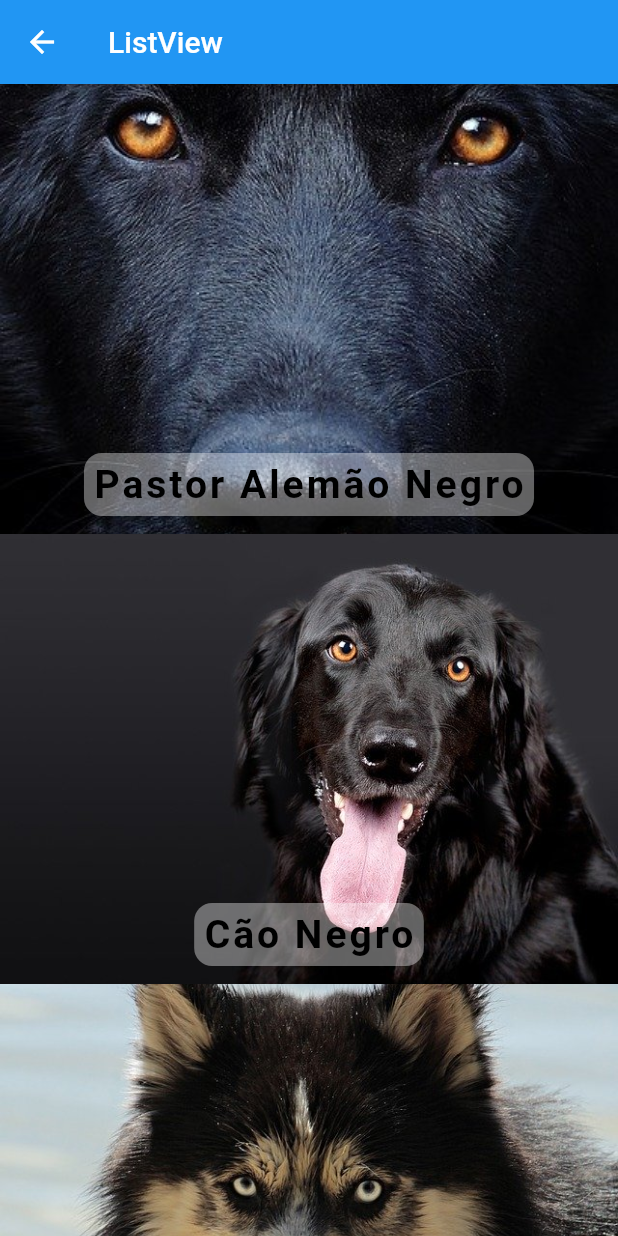
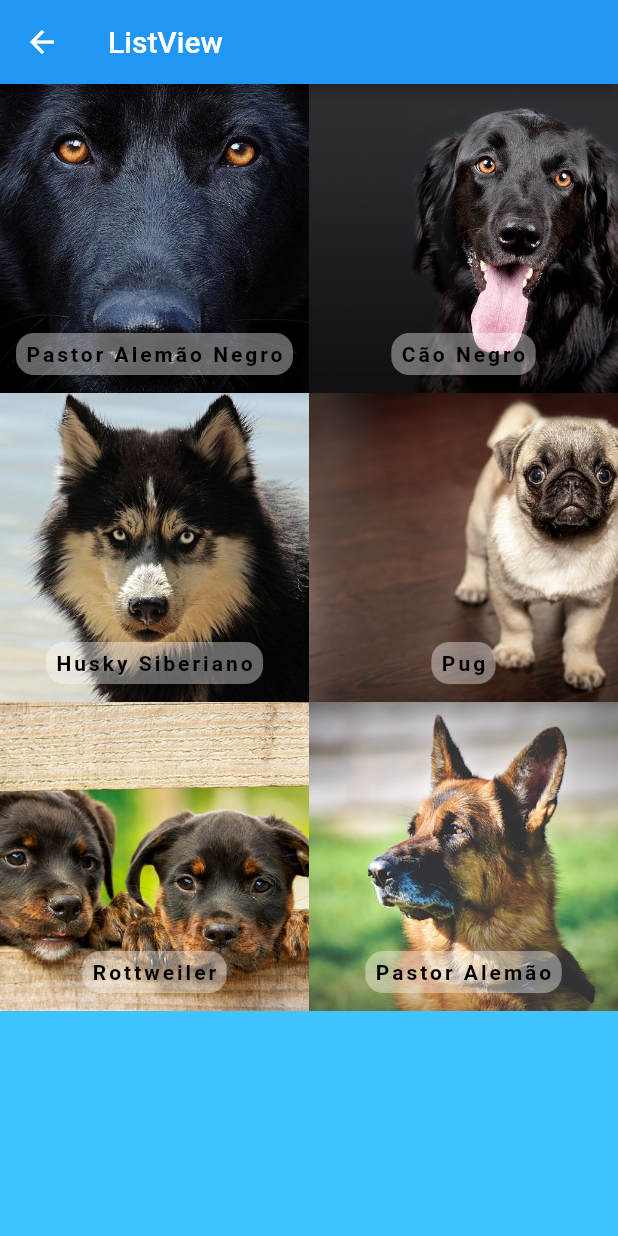
Before and after one commit to Ancora/flutterEssencialBasicWidgets, a Flutter app: the HelloListView screen opened directly, on a phone screen of 412 x 824 dp. Run offline on Flutter 3.47's test engine with Material 2 defaults, Android fonts, the phone set to English and light mode, and no system bars.

Commit message:
061-MaterialApp/Widgets GridView.

```diff
--- a/lib/pages/hello_listview.dart
+++ b/lib/pages/hello_listview.dart
@@ -30,9 +30,11 @@ class HelloListView extends StatelessWidget {
 
     return Container(
       color: Colors.lightBlueAccent,
-      child: ListView.builder(
+      child: GridView.builder(
+        gridDelegate:
+            SliverGridDelegateWithFixedCrossAxisCount(crossAxisCount: 2),
         itemCount: dogs.length,
-        itemExtent: 300,
+        //itemExtent: 300,
         itemBuilder: (context, index) {
           Dog dog = dogs[index];
           return Stack(
@@ -51,7 +53,7 @@ class HelloListView extends StatelessWidget {
                   child: Text(
                     dog.nome,
                     style: TextStyle(
-                      fontSize: 26,
+                      fontSize: 14,
                       fontWeight: FontWeight.bold,
                       letterSpacing: 2,
                       color: Colors.black,
```
